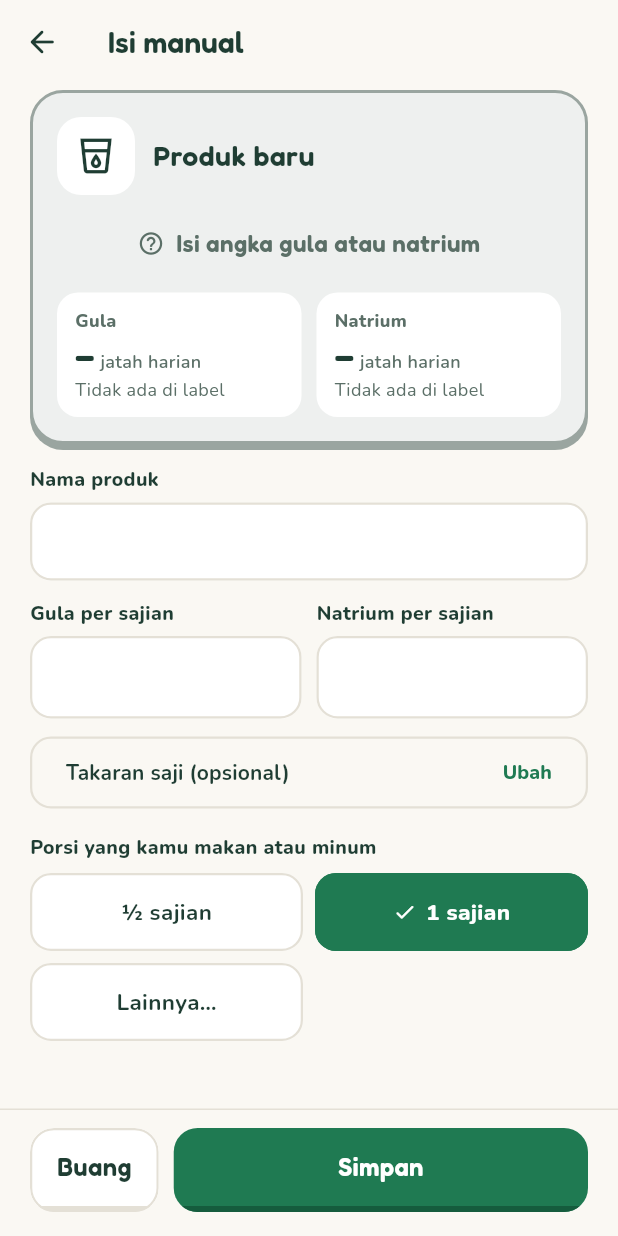
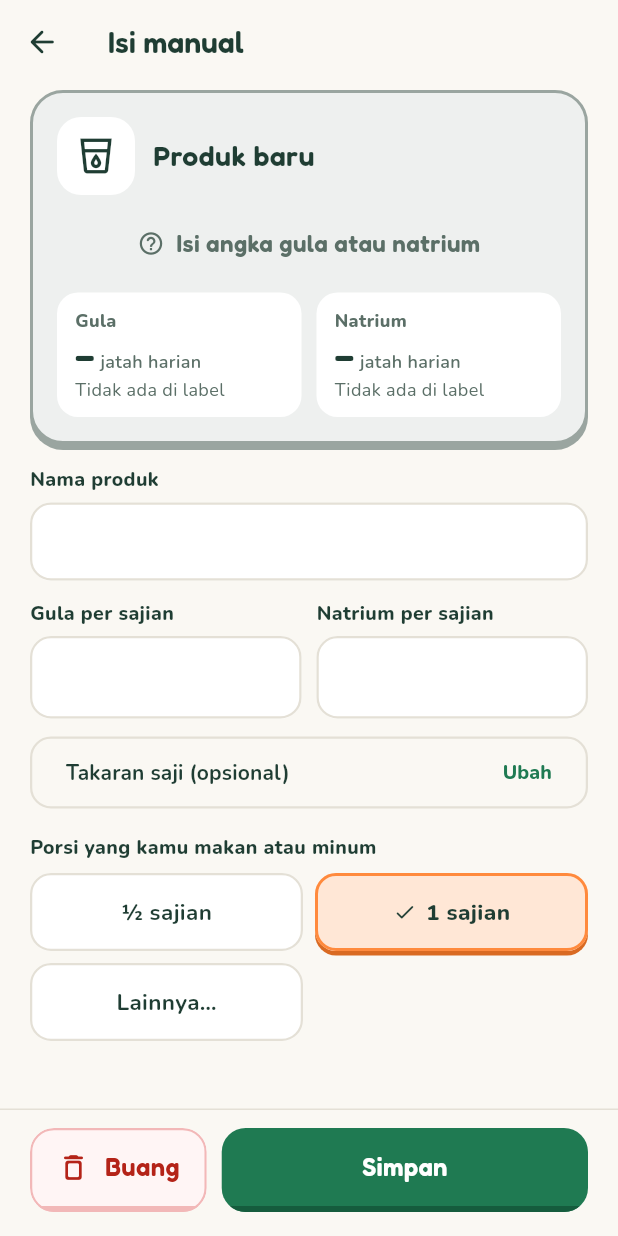
Before and after one commit to riyadiambis/jelilabel-mobile, a Flutter app: the screen it shows after launch, after a tap on "Lewati", after a tap on "Isi manual", on a phone screen of 412 x 824 dp. Run offline on Flutter 3.47's test engine with Material 3 defaults, Android fonts, the phone set to English and light mode, and no system bars; our stand-ins replace equatable, flutter_bloc, get_it, go_router, sqflite; accounts and stored records are empty.

Commit message:
feat(issue-04): tombol Pindai menonjol, porsi oranye muda, Buang bernada bahaya (draf Gemini)

```diff
--- a/lib/core/theme/warna.dart
+++ b/lib/core/theme/warna.dart
@@ -18,7 +18,11 @@ abstract final class Warna {
   static const oranye = Color(0xFFFF8A3D);
   static const oranyeTepi = Color(0xFFD96A22);
   static const oranyeMuda = Color(0xFFFFF6EF);
+  static const oranyeLembut = Color(0xFFFFE7D6);
   static const oranyeTeks = Color(0xFFA3470F);
+
+  static const bahayaLatar = Color(0xFFFFF5F5);
+  static const bahayaGaris = Color(0xFFF2B8B8);
 
   // Status gizi: hanya untuk status, bukan dekorasi.
   static const aman = Color(0xFF2E9E6B);
--- a/lib/core/widgets/komponen.dart
+++ b/lib/core/widgets/komponen.dart
@@ -31,6 +31,13 @@ class TombolTebal extends StatelessWidget {
         warnaTeks = Warna.tinta,
         tinggi = 56;
 
+  /// Tombol bahaya: merah lembut bergaris, untuk aksi buang/hapus.
+  const TombolTebal.bahaya({super.key, required this.label, required this.onPressed, this.ikon})
+      : warna = Warna.bahayaLatar,
+        tepi = Warna.bahayaGaris,
+        warnaTeks = Warna.tinggiChip,
+        tinggi = 56;
+
   final String label;
   final VoidCallback? onPressed;
   final IconData? ikon;
@@ -42,6 +49,7 @@ class TombolTebal extends StatelessWidget {
   @override
   Widget build(BuildContext context) {
     final aktif = onPressed != null;
+    final bergaris = warna == Warna.kartu || warna == Warna.bahayaLatar;
     return Semantics(
       button: true,
       enabled: aktif,
@@ -49,7 +57,7 @@ class TombolTebal extends StatelessWidget {
         color: aktif ? warna : Warna.garis,
         shape: RoundedRectangleBorder(
           borderRadius: BorderRadius.circular(16),
-          side: warna == Warna.kartu ? const BorderSide(color: Warna.garis, width: 1.5) : BorderSide.none,
+          side: bergaris ? BorderSide(color: aktif ? tepi : Warna.garis, width: 1.5) : BorderSide.none,
         ),
         clipBehavior: Clip.antiAlias,
         child: InkWell(
@@ -67,6 +75,78 @@ class TombolTebal extends StatelessWidget {
                 children: [
                   if (ikon != null) ...[Icon(ikon, color: warnaTeks, size: 22), const SizedBox(width: 10)],
                   Text(label, style: fredoka(17, warna: warnaTeks), maxLines: 1),
+                ],
+              ),
+            ),
+          ),
+        ),
+      ),
+    );
+  }
+}
+
+/// Kartu-tombol utama untuk memindai label gizi (UI-GUIDE: paling menonjol).
+class TombolPindai extends StatelessWidget {
+  const TombolPindai({super.key, required this.onPressed});
+
+  final VoidCallback? onPressed;
+
+  @override
+  Widget build(BuildContext context) {
+    final aktif = onPressed != null;
+    return Semantics(
+      button: true,
+      enabled: aktif,
+      child: DecoratedBox(
+        decoration: BoxDecoration(
+          borderRadius: BorderRadius.circular(22),
+          boxShadow: aktif
+              ? [BoxShadow(color: Warna.oranye.withValues(alpha: 0.35), blurRadius: 24, offset: const Offset(0, 10))]
+              : const [],
+        ),
+        child: Material(
+          color: aktif ? Warna.oranye : Warna.garis,
+          borderRadius: BorderRadius.circular(22),
+          clipBehavior: Clip.antiAlias,
+          child: InkWell(
+            onTap: onPressed,
+            child: Container(
+              constraints: const BoxConstraints(minHeight: 80),
+              padding: const EdgeInsets.symmetric(horizontal: 16, vertical: 12),
+              decoration: BoxDecoration(
+                border: Border(bottom: BorderSide(color: aktif ? Warna.oranyeTepi : Warna.garis, width: 6)),
+              ),
+              child: Row(
+                children: [
+                  Container(
+                    width: 52,
+                    height: 52,
+                    decoration: const BoxDecoration(color: Warna.kartu, shape: BoxShape.circle),
+                    child: const Icon(Icons.photo_camera_outlined, color: Warna.tinta, size: 26),
+                  ),
+                  const SizedBox(width: 14),
+                  Expanded(
+                    child: Column(
+                      mainAxisSize: MainAxisSize.min,
+                      crossAxisAlignment: CrossAxisAlignment.start,
+                      children: [
+                        Text(
+                          'Pindai Label Gizi',
+                          style: fredoka(20, tinggi: 1.2),
+                          maxLines: 2,
+                          overflow: TextOverflow.ellipsis,
+                        ),
+                        Text(
+                          'Foto tabel gizi di kemasan',
+                          style: nunito(13, FontWeight.w700),
+                          maxLines: 2,
+                          overflow: TextOverflow.ellipsis,
+                        ),
+                      ],
+                    ),
+                  ),
+                  const SizedBox(width: 8),
+                  const Icon(Icons.chevron_right_rounded, color: Warna.tinta, size: 22),
                 ],
               ),
             ),
--- a/lib/features/asupan/beranda_page.dart
+++ b/lib/features/asupan/beranda_page.dart
@@ -208,9 +208,7 @@ class _AksiPindaiState extends State<_AksiPindai> {
 
   @override
   Widget build(BuildContext context) => Column(crossAxisAlignment: CrossAxisAlignment.stretch, children: [
-        TombolTebal.pindai(
-          label: 'Pindai Label Gizi',
-          ikon: Icons.photo_camera_outlined,
+        TombolPindai(
           onPressed: _terkunci ? null : _pindai,
         ),
         const SizedBox(height: 4),
--- a/lib/features/asupan/cek_hasil_page.dart
+++ b/lib/features/asupan/cek_hasil_page.dart
@@ -290,7 +290,11 @@ class _CekHasilPageState extends State<CekHasilPage> {
             padding: const EdgeInsets.fromLTRB(20, 12, 20, 16),
             decoration: const BoxDecoration(border: Border(top: BorderSide(color: Warna.garis))),
             child: Row(children: [
-              TombolTebal.sekunder(label: 'Buang', onPressed: _menyimpan ? null : _buang),
+              TombolTebal.bahaya(
+                label: 'Buang',
+                ikon: Icons.delete_outline_rounded,
+                onPressed: _menyimpan ? null : _buang,
+              ),
               const SizedBox(width: 10),
               Expanded(child: TombolTebal(label: _menyimpan ? 'Menyimpan...' : 'Simpan', onPressed: _menyimpan ? null : _simpan)),
             ]),
@@ -533,11 +537,16 @@ class _PilihanPorsi extends StatelessWidget {
   Widget build(BuildContext context) => Semantics(
         selected: terpilih,
         button: true,
+        child: DecoratedBox(
+          decoration: BoxDecoration(
+            borderRadius: BorderRadius.circular(14),
+            boxShadow: terpilih ? const [BoxShadow(color: Warna.oranyeTepi, offset: Offset(0, 3))] : const [],
+          ),
           child: Material(
-          color: terpilih ? Warna.hijauTua : Warna.kartu,
+            color: terpilih ? Warna.oranyeLembut : Warna.kartu,
             shape: RoundedRectangleBorder(
               borderRadius: BorderRadius.circular(14),
-            side: BorderSide(color: terpilih ? Warna.hijauTua : Warna.garis, width: 1.5),
+              side: BorderSide(color: terpilih ? Warna.oranye : Warna.garis, width: terpilih ? 2 : 1.5),
             ),
             child: InkWell(
               borderRadius: BorderRadius.circular(14),
@@ -546,17 +555,19 @@ class _PilihanPorsi extends StatelessWidget {
                 constraints: const BoxConstraints(minHeight: 48),
                 child: Center(
                   child: Row(mainAxisSize: MainAxisSize.min, children: [
-                  if (terpilih) ...[const Icon(Icons.check_rounded, size: 16, color: Colors.white), const SizedBox(width: 6)],
+                    if (terpilih) ...[const Icon(Icons.check_rounded, size: 16, color: Warna.tinta), const SizedBox(width: 6)],
                     Flexible(
-                    child: Text(label,
-                        style: nunito(15, terpilih ? FontWeight.w800 : FontWeight.w700,
-                            warna: terpilih ? Colors.white : Warna.tinta),
-                        overflow: TextOverflow.ellipsis),
+                      child: Text(
+                        label,
+                        style: nunito(15, terpilih ? FontWeight.w800 : FontWeight.w700),
+                        overflow: TextOverflow.ellipsis,
+                      ),
                     ),
                   ]),
                 ),
               ),
             ),
           ),
+        ),
       );
 }
```
Also changed, not shown: 1 other file. Lines whose indentation alone changed are shown as unchanged.
